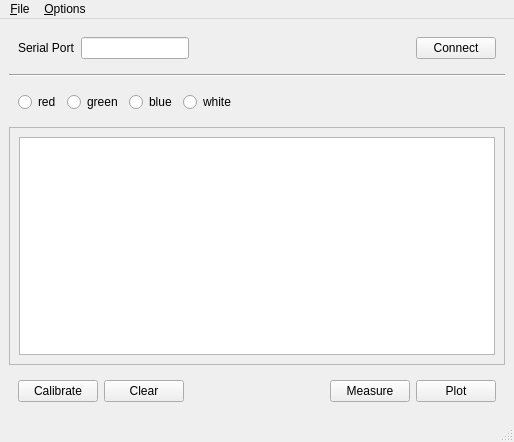
Old version of the form python/Colorimeter/colorimeter/gui/plot/plot.ui in the repository iorodeo/colorimeter.
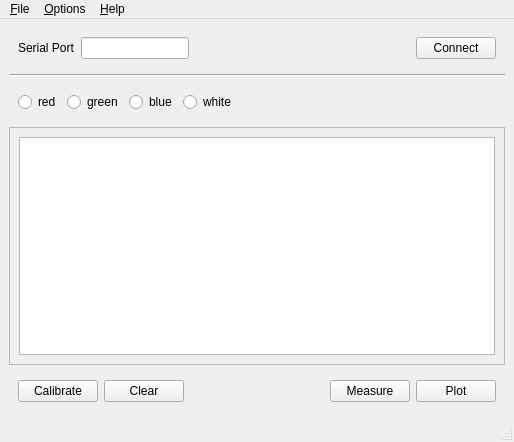
New version of the form. Custom widgets are drawn as their Qt base class.

```diff
--- a/python/Colorimeter/colorimeter/gui/plot/plot.ui
+++ b/python/Colorimeter/colorimeter/gui/plot/plot.ui
@@ -261,8 +261,15 @@
     <addaction name="actionImport"/>
     <addaction name="actionEditTestSolutions"/>
    </widget>
+   <widget class="QMenu" name="menu_Help">
+    <property name="title">
+     <string>&amp;Help</string>
+    </property>
+    <addaction name="actionAbout"/>
+   </widget>
    <addaction name="menuFile"/>
    <addaction name="menuOptions"/>
+   <addaction name="menu_Help"/>
   </widget>
   <widget class="QStatusBar" name="statusbar"/>
   <action name="actionSave">
```
Left out of the diff: 5 changed lines with no effect on the pictures.
